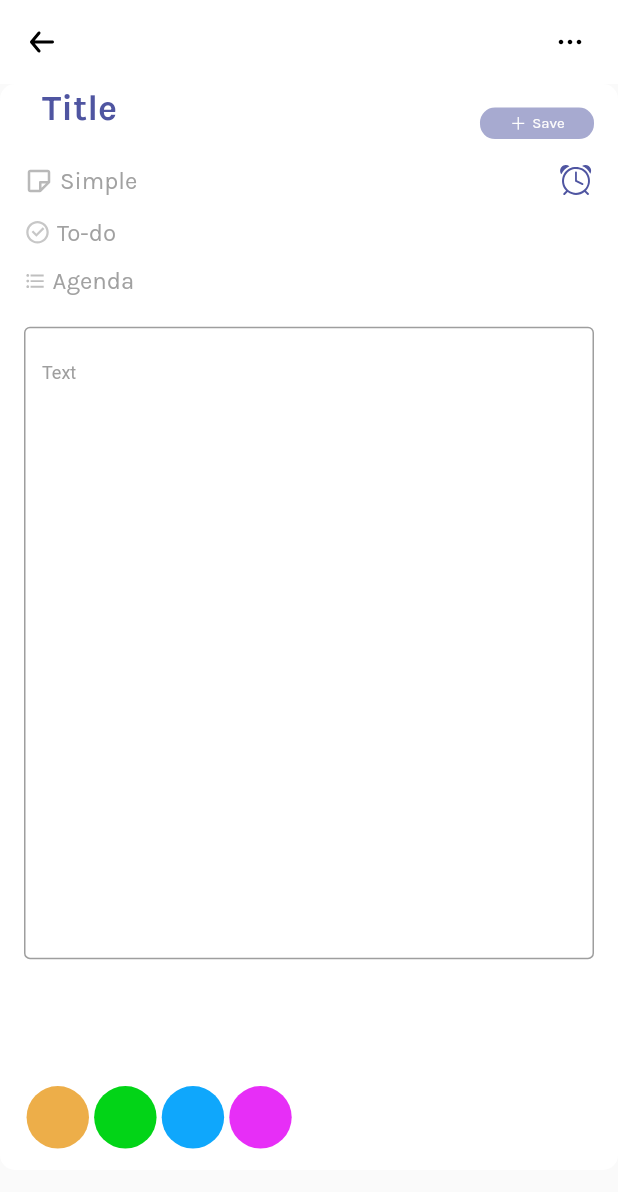
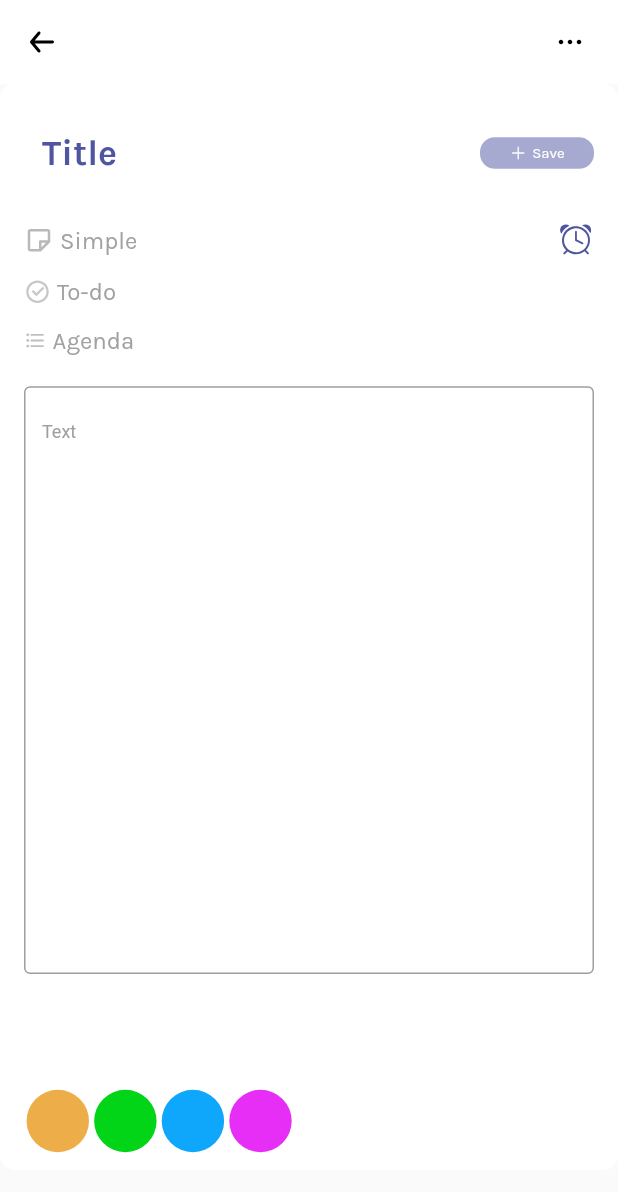
Before and after one commit to PRINCEISAH/Take-Note, a Flutter app: the FullNote screen opened directly, on a phone screen of 412 x 824 dp. Shown: the top 1192 px of the screen. Run offline on Flutter 3.47's test engine with Material 2 defaults, Android fonts, the phone set to English and light mode, and no system bars; our stand-ins replace flutter_slidable, flutter_svg, google_fonts, hive, hive_flutter; accounts and stored records are empty.

```diff
--- a/lib/Component/Create_Note.dart
+++ b/lib/Component/Create_Note.dart
@@ -46,6 +46,7 @@ class _CreateNoteState extends State<CreateNote> {
                 Expanded(
                   flex: 4,
                   child: Container(
+                    width: Getpropratewidth(100),
                     height: Getproprateheight(28),
                     child: TextField(
                       controller: titleController,
--- a/lib/Component/FullCreatNote.dart
+++ b/lib/Component/FullCreatNote.dart
@@ -13,9 +13,11 @@ class FullNote extends StatelessWidget {
   @override
   Widget build(BuildContext context) {
     return Scaffold(
-      appBar: AppBarTop(),
+      appBar: AppBarTop(context),
       body: ListView(
-        children: [FullNoteBody()],
+        children: [
+          FullNoteBody(),
+        ],
       ),
     );
   }
@@ -69,7 +71,6 @@ class _CreateFullNoteState extends State<CreateFullNote> {
                 Expanded(
                   flex: 4,
                   child: Container(
-                    height: Getproprateheight(28),
                     child: TextField(
                       controller: titleController,
                       decoration: InputDecoration(
--- a/lib/widget/appbar.dart
+++ b/lib/widget/appbar.dart
@@ -1,13 +1,19 @@
 import 'package:flutter/material.dart';
 import 'package:flutter_svg/flutter_svg.dart';
 
-Widget AppBarTop() {
+Widget AppBarTop(BuildContext context) {
   return AppBar(
     elevation: 0,
     backgroundColor: Colors.white,
-    leading: SvgPicture.asset(
-      "images/back.svg",
-      fit: BoxFit.scaleDown,
+    leading: InkWell(
+      onTap: () {
+        print("back");
+        Navigator.pop(context);
+      },
+      child: SvgPicture.asset(
+        "images/back.svg",
+        fit: BoxFit.scaleDown,
+      ),
     ),
     actions: [
       Padding(
--- a/pubspec.yaml
+++ b/pubspec.yaml
@@ -37,7 +37,6 @@ dev_dependencies:
   # the material Icons class.
   flutter_test:
     sdk: flutter
-  build_runner: ^1.10.3
 
 
 # For information on the generic Dart part of this file, see the
```
Also changed, not shown: lib/Component/Note.dart (+12 -6 lines), lib/Component/ViewFullNote.dart (+2 -11 lines), images/fullbox.svg.
